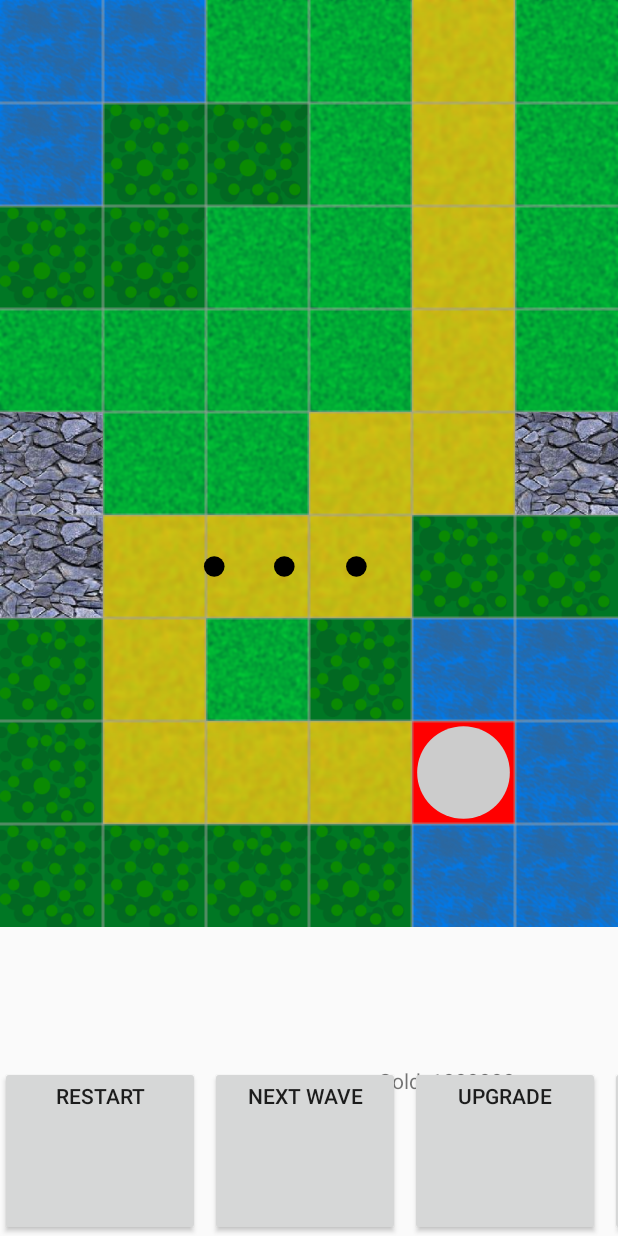
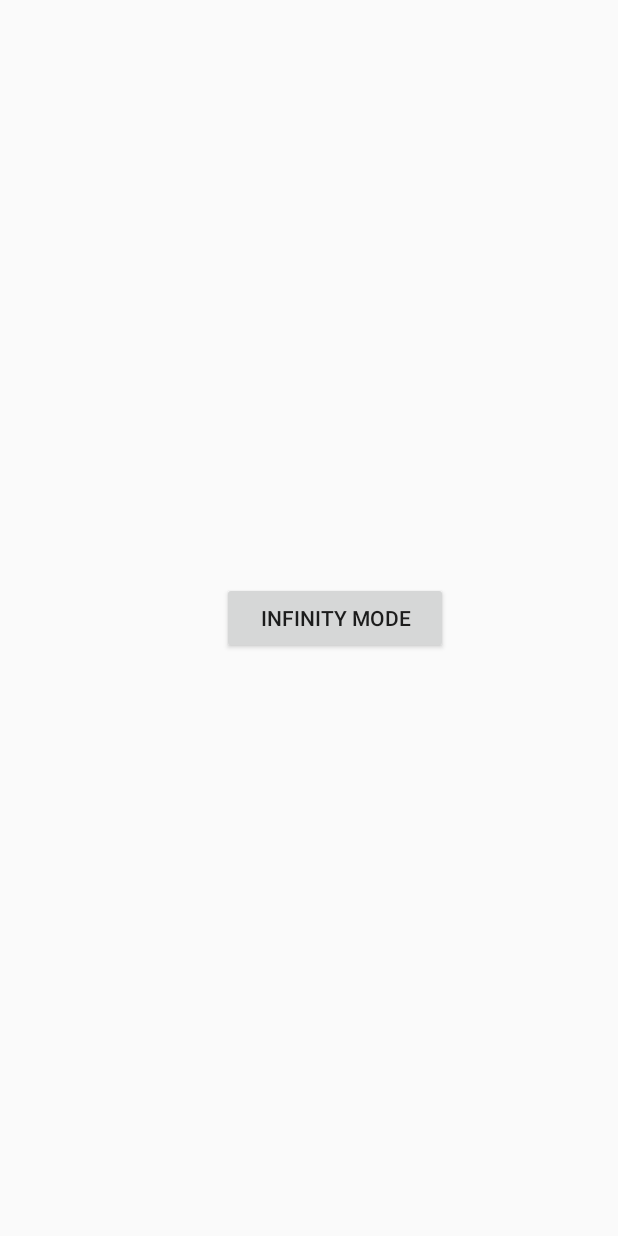
Before and after one commit to daruc/TowerDefence, an Android app: the screen it shows after launch (MainActivity before the commit, MainMenuActivity after it), on a phone screen of 412 x 824 dp. Run offline under Robolectric (Android 15) with nearby library versions, the phone set to English and light mode, and no system bars.

Commit message:
Added map selection.

```diff
--- a/app/src/main/AndroidManifest.xml
+++ b/app/src/main/AndroidManifest.xml
@@ -9,12 +9,16 @@
         android:roundIcon="@mipmap/ic_launcher_round"
         android:supportsRtl="true"
         android:theme="@style/AppTheme">
-        <activity android:name=".MainActivity">
+        <activity android:name=".MainActivity" />
+        <activity android:name=".MainMenuActivity">
             <intent-filter>
                 <action android:name="android.intent.action.MAIN" />
+
                 <category android:name="android.intent.category.LAUNCHER" />
             </intent-filter>
         </activity>
+
+        <activity android:name=".InfinityModeMenuActivity"></activity>
     </application>
 
 </manifest>
--- a/app/src/main/java/com/daruc/towerdefence_02/GameView.java
+++ b/app/src/main/java/com/daruc/towerdefence_02/GameView.java
@@ -25,7 +25,7 @@ public class GameView extends ViewGroup {
     private TextView goldView;
 
 
-    public GameView(final Context context) {
+    public GameView(final Context context, int mapId) {
         super(context);
         setWillNotDraw(false);
         restartButton = new Button(context);
@@ -33,7 +33,7 @@ public class GameView extends ViewGroup {
         upgradeButton = new Button(context);
         buildingsButton = new Button(context);
         goldView = new TextView(context);
-        mapView = new MapView(context);
+        mapView = new MapView(context, mapId);
         restartButton.setText("Restart");
         restartButton.setOnClickListener(new OnClickListener() {
             @Override
--- a/app/src/main/java/com/daruc/towerdefence_02/MainActivity.java
+++ b/app/src/main/java/com/daruc/towerdefence_02/MainActivity.java
@@ -1,6 +1,7 @@
 package com.daruc.towerdefence_02;
 
 import android.app.Activity;
+import android.content.Intent;
 import android.os.Bundle;
 import android.view.WindowManager;
 
@@ -13,7 +14,10 @@ public class MainActivity extends Activity {
         super.onCreate(savedInstanceState);
 
         getWindow().addFlags(WindowManager.LayoutParams.FLAG_FULLSCREEN);
-        gameView = new GameView(this);
+
+        Intent intent = getIntent();
+        int mapId = intent.getIntExtra(InfinityModeMenuActivity.MAP_RESOURCE_ID, 0);
+        gameView = new GameView(this, mapId);
         setContentView(gameView);
     }
 
--- /dev/null
+++ b/app/src/main/java/com/daruc/towerdefence_02/MainMenuActivity.java
@@ -0,0 +1,24 @@
+package com.daruc.towerdefence_02;
+
+import android.app.Activity;
+import android.content.Intent;
+import android.support.v7.app.AppCompatActivity;
+import android.os.Bundle;
+import android.view.View;
+import android.view.WindowManager;
+
+public class MainMenuActivity extends Activity {
+
+    @Override
+    protected void onCreate(Bundle savedInstanceState) {
+        super.onCreate(savedInstanceState);
+
+        getWindow().addFlags(WindowManager.LayoutParams.FLAG_FULLSCREEN);
+        setContentView(R.layout.activity_main_menu);
+    }
+
+    public void onClickInfinityMode(View view) {
+        Intent intent = new Intent(this, InfinityModeMenuActivity.class);
+        startActivity(intent);
+    }
+}
--- a/app/src/main/java/com/daruc/towerdefence_02/MapView.java
+++ b/app/src/main/java/com/daruc/towerdefence_02/MapView.java
@@ -86,7 +86,7 @@ public class MapView extends View {
         }
     }
 
-    public MapView(Context context) {
+    public MapView(Context context, int mapId) {
         super(context);
 
         mediaPlayer = MediaPlayer.create(context, R.raw.sound);
@@ -172,7 +172,7 @@ public class MapView extends View {
             }
         });
 
-        InputStream mapResource = context.getResources().openRawResource(R.raw.map_1);
+        InputStream mapResource = context.getResources().openRawResource(mapId);
         gameMap = new GameMap(mapResource);
 
         updateMap = new UpdateMap(this);
--- /dev/null
+++ b/app/src/main/res/layout/activity_main_menu.xml
@@ -0,0 +1,23 @@
+<?xml version="1.0" encoding="utf-8"?>
+<android.support.constraint.ConstraintLayout xmlns:android="http://schemas.android.com/apk/res/android"
+    xmlns:app="http://schemas.android.com/apk/res-auto"
+    xmlns:tools="http://schemas.android.com/tools"
+    android:layout_width="match_parent"
+    android:layout_height="match_parent"
+    tools:context="com.daruc.towerdefence_02.MainMenuActivity">
+
+    <Button
+        android:id="@+id/button"
+        android:layout_width="0dp"
+        android:layout_height="wrap_content"
+        android:layout_marginBottom="232dp"
+        android:layout_marginEnd="113dp"
+        android:layout_marginStart="148dp"
+        android:layout_marginTop="231dp"
+        android:onClick="onClickInfinityMode"
+        android:text="Infinity Mode"
+        app:layout_constraintBottom_toBottomOf="parent"
+        app:layout_constraintEnd_toEndOf="parent"
+        app:layout_constraintStart_toStartOf="parent"
+        app:layout_constraintTop_toTopOf="parent" />
+</android.support.constraint.ConstraintLayout>
```
Also changed, not shown: app/src/main/java/com/daruc/towerdefence_02/InfinityModeMenuActivity.java (added, +36 -0 lines), app/src/main/java/com/daruc/towerdefence_02/MapAdapter.java (added, +58 -0 lines), app/src/main/res/layout/activity_infinity_mode_menu.xml (added, +13 -0 lines), app/src/main/res/raw/map_2.txt (added, +9 -0 lines).
